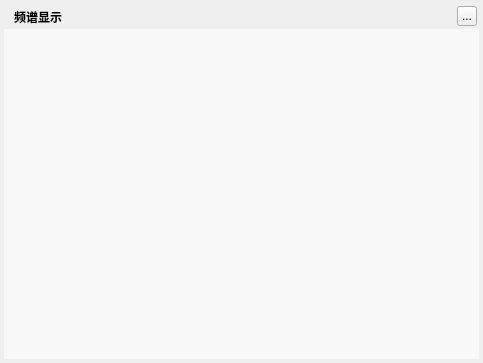
Old version of the form TTKCore/musicUiKits/musicToolsetsKits/musicspectrumwidget.ui in the repository Greedysky/TTKMusicPlayer.
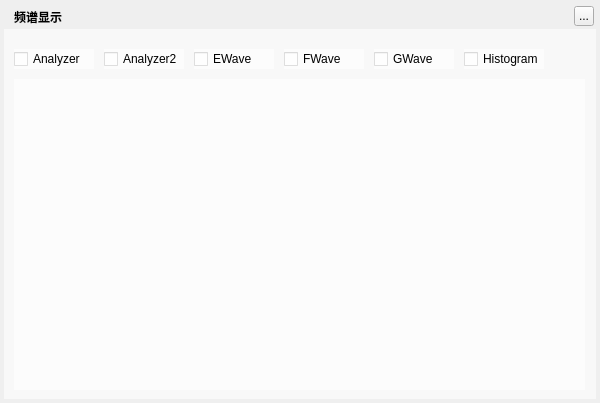
New version of the form. Custom widgets are drawn as their Qt base class.

Commit message: Update music spectrum widget[954223]

```diff
--- a/TTKCore/musicUiKits/musicToolsetsKits/musicspectrumwidget.ui
+++ b/TTKCore/musicUiKits/musicToolsetsKits/musicspectrumwidget.ui
@@ -6,8 +6,8 @@
    <rect>
     <x>0</x>
     <y>0</y>
-    <width>483</width>
-    <height>363</height>
+    <width>600</width>
+    <height>403</height>
    </rect>
   </property>
   <property name="windowTitle">
@@ -18,8 +18,8 @@
     <rect>
      <x>4</x>
      <y>4</y>
-     <width>475</width>
-     <height>355</height>
+     <width>592</width>
+     <height>395</height>
     </rect>
    </property>
    <property name="text">
@@ -45,7 +45,7 @@
   <widget class="QToolButton" name="topTitleCloseButton">
    <property name="geometry">
     <rect>
-     <x>457</x>
+     <x>574</x>
      <y>6</y>
      <width>20</width>
      <height>20</height>
@@ -60,29 +60,102 @@
     <rect>
      <x>4</x>
      <y>29</y>
-     <width>475</width>
-     <height>330</height>
+     <width>592</width>
+     <height>370</height>
     </rect>
    </property>
    <property name="styleSheet">
     <string notr="true">background:rgba(255,255,255,150)</string>
    </property>
-  </widget>
-  <widget class="MusicGifLabelWidget" name="iconLabel">
-   <property name="geometry">
-    <rect>
-     <x>24</x>
-     <y>44</y>
-     <width>93</width>
-     <height>93</height>
-    </rect>
-   </property>
-   <property name="styleSheet">
-    <string notr="true"/>
-   </property>
-   <property name="text">
-    <string/>
-   </property>
+   <widget class="QWidget" name="verticalLayoutWidget">
+    <property name="geometry">
+     <rect>
+      <x>10</x>
+      <y>50</y>
+      <width>571</width>
+      <height>311</height>
+     </rect>
+    </property>
+    <layout class="QVBoxLayout" name="viewLayout"/>
+   </widget>
+   <widget class="QCheckBox" name="analyzerBox">
+    <property name="geometry">
+     <rect>
+      <x>10</x>
+      <y>20</y>
+      <width>80</width>
+      <height>20</height>
+     </rect>
+    </property>
+    <property name="text">
+     <string>Analyzer</string>
+    </property>
+   </widget>
+   <widget class="QCheckBox" name="analyzer2Box">
+    <property name="geometry">
+     <rect>
+      <x>100</x>
+      <y>20</y>
+      <width>80</width>
+      <height>20</height>
+     </rect>
+    </property>
+    <property name="text">
+     <string>Analyzer2</string>
+    </property>
+   </widget>
+   <widget class="QCheckBox" name="fwaveBox">
+    <property name="geometry">
+     <rect>
+      <x>280</x>
+      <y>20</y>
+      <width>80</width>
+      <height>20</height>
+     </rect>
+    </property>
+    <property name="text">
+     <string>FWave</string>
+    </property>
+   </widget>
+   <widget class="QCheckBox" name="gwaveBox">
+    <property name="geometry">
+     <rect>
+      <x>370</x>
+      <y>20</y>
+      <width>80</width>
+      <height>20</height>
+     </rect>
+    </property>
+    <property name="text">
+     <string>GWave</string>
+    </property>
+   </widget>
+   <widget class="QCheckBox" name="histogramBox">
+    <property name="geometry">
+     <rect>
+      <x>460</x>
+      <y>20</y>
+      <width>80</width>
+      <height>20</height>
+     </rect>
+    </property>
+    <property name="text">
+     <string>Histogram</string>
+    </property>
+   </widget>
+   <widget class="QCheckBox" name="ewaveBox">
+    <property name="geometry">
+     <rect>
+      <x>190</x>
+      <y>20</y>
+      <width>80</width>
+      <height>20</height>
+     </rect>
+    </property>
+    <property name="text">
+     <string>EWave</string>
+    </property>
+   </widget>
   </widget>
   <zorder>background</zorder>
   <zorder>backgroundMask</zorder>
@@ -90,13 +163,6 @@
   <zorder>topTitleCloseButton</zorder>
   <zorder>iconLabel</zorder>
  </widget>
- <customwidgets>
-  <customwidget>
-   <class>MusicGifLabelWidget</class>
-   <extends>QLabel</extends>
-   <header location="global">musicgiflabelwidget.h</header>
-  </customwidget>
- </customwidgets>
  <resources/>
  <connections/>
 </ui>
```
Left out of the diff: 1 changed line with no effect on the pictures. The commit also changes 3 other files.
